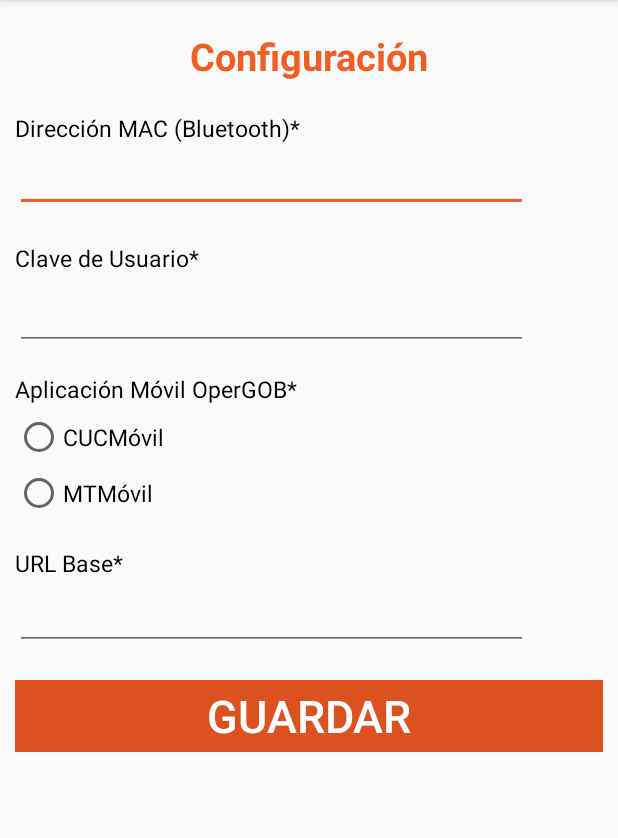
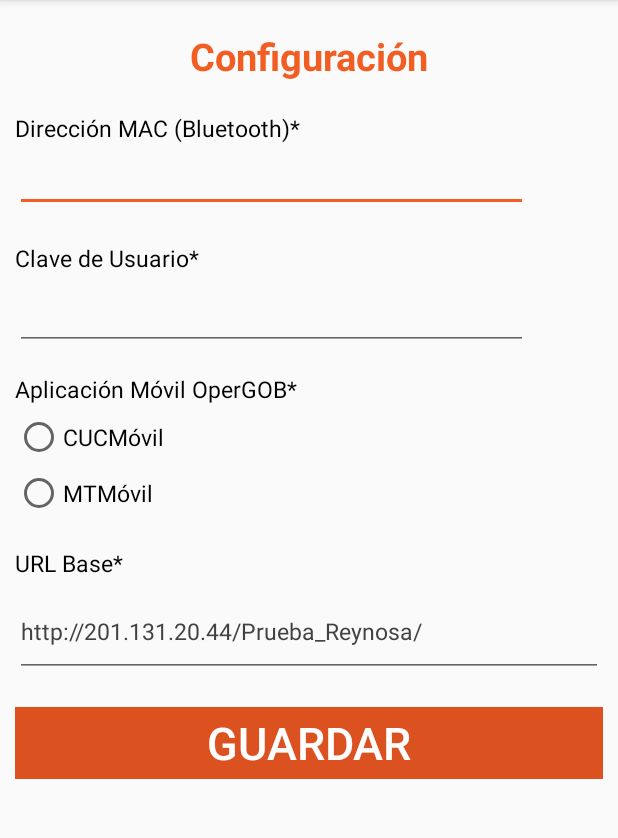
Before and after one commit to adanch22/OperGOBImpresora, an Android app: the OptionsActivity screen opened directly, with no data from a screen before it, on a phone screen of 412 x 824 dp, the part 84-922 px from its top. Run offline under Robolectric (Android 15) with nearby library versions, the phone set to English and light mode, and no system bars.

Commit message:
Version 1.1.1.3 impresora OperGOB PC HP

```diff
--- a/app/src/main/java/com/example/opergobimpresora/OptionsActivity.java
+++ b/app/src/main/java/com/example/opergobimpresora/OptionsActivity.java
@@ -19,7 +19,7 @@ public class OptionsActivity extends AppCompatActivity {
     private EditText inMac, inUsuario, inURL;
     private RadioButton ComercioRadio, MultaRadio;
     private String StringinMac, StringinUsuario, StringinURL;
-    private int TipoTicket;
+    private int TipoTicket=0;
     @Override
     protected void onCreate(Bundle savedInstanceState) {
         super.onCreate(savedInstanceState);
@@ -32,7 +32,14 @@ public class OptionsActivity extends AppCompatActivity {
         inUsuario = (EditText) findViewById(R.id.InUsuario);
         ComercioRadio = (RadioButton) findViewById(R.id.inComercioRadio);
         MultaRadio = (RadioButton) findViewById(R.id.inTransitoRadio);
+
+
+
         SharedPreferences myPreferences = PreferenceManager.getDefaultSharedPreferences(getApplicationContext());
+        SharedPreferences.Editor myEditor = myPreferences.edit();
+        myEditor.putString("URL","http://201.131.20.44/Prueba_Reynosa/" );
+        myEditor.commit();
+
         StringinMac = myPreferences.getString("MAC","");
         StringinUsuario = myPreferences.getString("USUARIO", "");
         TipoTicket = 0;
@@ -60,6 +67,8 @@ public class OptionsActivity extends AppCompatActivity {
                     Toast.makeText(getApplicationContext(),"Debes ingresar dirección MAC",Toast.LENGTH_LONG).show();
                 }else if(inUsuario.getText().toString().length() ==0) {
                     Toast.makeText(getApplicationContext(),"Debes ingresar clave de usuario",Toast.LENGTH_LONG).show();
+                }else if(TipoTicket < 1) {
+                    Toast.makeText(getApplicationContext(),"Debes seleccionar tipo de aplicación",Toast.LENGTH_LONG).show();
                 }else{
                     SharedPreferences myPreferences = PreferenceManager.getDefaultSharedPreferences(getApplicationContext());
                     SharedPreferences.Editor myEditor = myPreferences.edit();
--- a/app/src/main/res/layout/activity_options.xml
+++ b/app/src/main/res/layout/activity_options.xml
@@ -114,15 +114,14 @@
             <EditText
                 android:layout_marginTop="5dp"
                 android:layout_marginLeft="0dp"
-                android:layout_marginRight="50dp"
+                android:layout_marginRight=" 0dp"
                 android:tooltipText="URL Base*"
                 android:textColor="@color/cardview_dark_background"
-                android:text="http://201.131.20.44/Prueba_Reynosa/"
                 android:textSize="15dp"
                 android:layout_width="match_parent"
                 android:layout_height="wrap_content"
                 android:id="@+id/InURL"
-                android:lines="1"
+                android:lines="2"
                 />
             <Button
                 android:id="@+id/InGuardar"
```
Also changed, not shown: app/src/main/res/drawable/ic_launcher.png (added).
